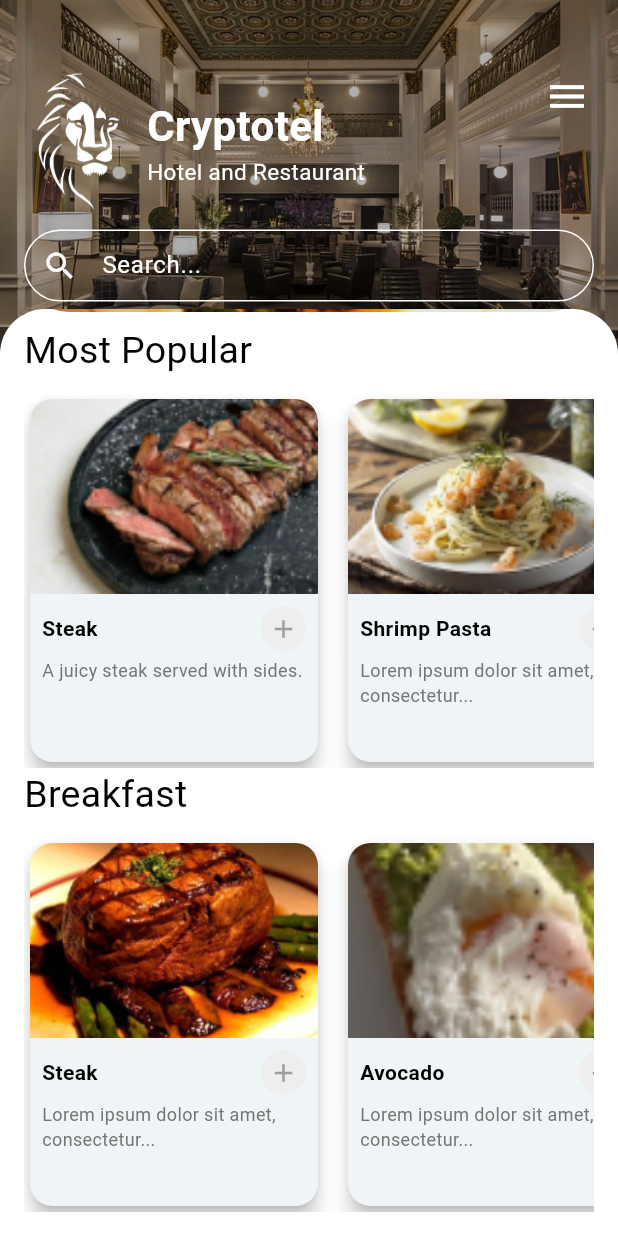
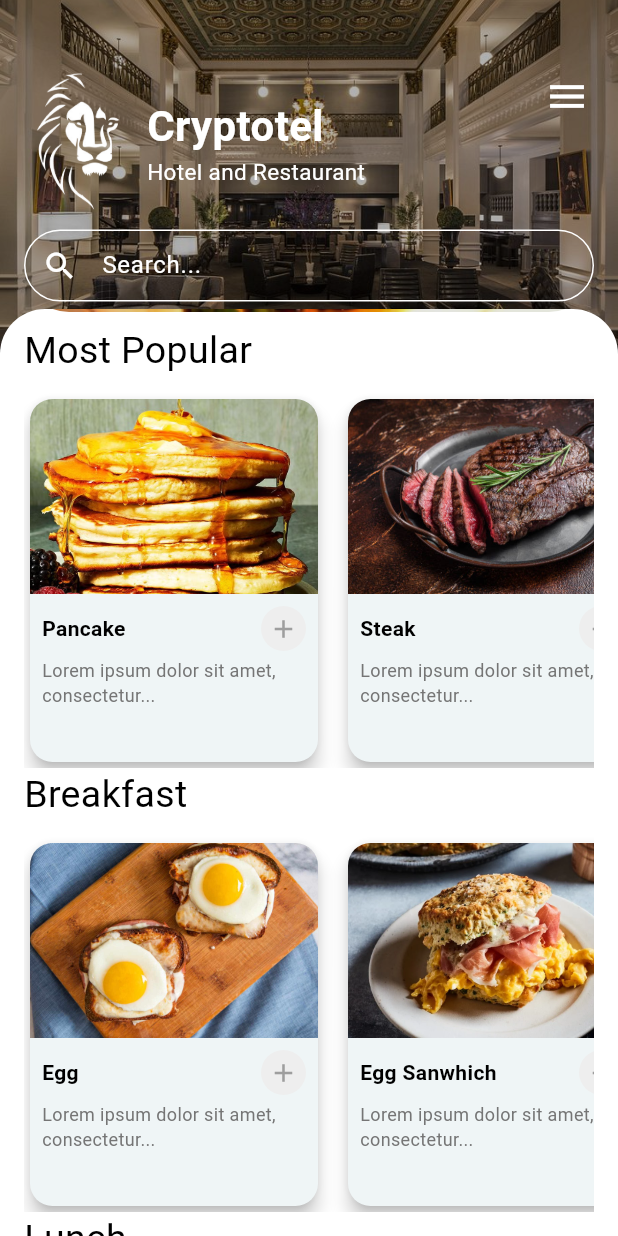
Before and after one commit to Arthritisboy/3Y1Cryptotel, a Flutter app: the MenuScreen screen opened by its route, scrolled down 230 dp, on a phone screen of 412 x 824 dp. Run offline on Flutter 3.47's test engine with Material 3 defaults, Android fonts, the phone set to English and light mode, and no system bars; our stand-ins replace google_fonts, transparent_image; Roboto replaces fonts that are missing (Inder).

Commit message:
Added lunch items and dinner items

```diff
--- a/mobile/lib/data/dummydata/food_data.dart
+++ b/mobile/lib/data/dummydata/food_data.dart
@@ -1,27 +1,6 @@
 import 'package:hotel_flutter/data/model/food_item.dart';
 
 final List<FoodItem> foodData = [
-  FoodItem(
-    imagePath: 'assets/images/foods/steak.png',
-    title: 'Steak',
-    shortDescription: 'A juicy steak served with sides.',
-    price: 13.0,
-    categories: [FoodCategory.lunch, FoodCategory.mostPopular],
-  ),
-  FoodItem(
-    imagePath: 'assets/images/foods/shrimp_pasta.png',
-    title: 'Shrimp Pasta',
-    shortDescription: 'Lorem ipsum dolor sit amet, consectetur...',
-    price: 13.0,
-    categories: [FoodCategory.mostPopular, FoodCategory.lunch],
-  ),
-  FoodItem(
-    imagePath: 'assets/images/foods/food.png',
-    title: 'Steak',
-    shortDescription: 'Lorem ipsum dolor sit amet, consectetur...',
-    price: 13.0,
-    categories: [FoodCategory.mostPopular, FoodCategory.breakFast],
-  ),
   FoodItem(
     imagePath: 'assets/images/foods/food.png',
     title: 'Asparagus and Steak',
@@ -30,17 +9,52 @@ final List<FoodItem> foodData = [
     categories: [FoodCategory.lunch],
   ),
   FoodItem(
-    imagePath: 'assets/images/foods/avocado.png',
-    title: 'Avocado',
+    imagePath: 'assets/images/foods/eggbreakfast.png',
+    title: 'Egg ',
     shortDescription: 'Lorem ipsum dolor sit amet, consectetur...',
     price: 15.0,
     categories: [FoodCategory.breakFast],
   ),
   FoodItem(
-    imagePath: 'assets/images/foods/spanish_latte.png',
-    title: 'Spanish Latte',
+    imagePath: 'assets/images/foods/hamegg.png',
+    title: 'Egg Sanwhich',
     shortDescription: 'Lorem ipsum dolor sit amet, consectetur...',
     price: 15.0,
     categories: [FoodCategory.breakFast],
   ),
+  FoodItem(
+    imagePath: 'assets/images/foods/pancake2.png',
+    title: 'Pancake',
+    shortDescription: 'Lorem ipsum dolor sit amet, consectetur...',
+    price: 15.0,
+    categories: [FoodCategory.breakFast, FoodCategory.mostPopular],
+  ),
+  FoodItem(
+    imagePath: 'assets/images/foods/steak2.png',
+    title: 'Steak',
+    shortDescription: 'Lorem ipsum dolor sit amet, consectetur...',
+    price: 15.0,
+    categories: [FoodCategory.lunch, FoodCategory.mostPopular],
+  ),
+  FoodItem(
+    imagePath: 'assets/images/foods/salad.png',
+    title: 'Salad',
+    shortDescription: 'Lorem ipsum dolor sit amet, consectetur...',
+    price: 15.0,
+    categories: [FoodCategory.lunch, FoodCategory.mostPopular],
+  ),
+  FoodItem(
+    imagePath: 'assets/images/foods/cordon_blue.png',
+    title: 'Cordon Bleu',
+    shortDescription: 'Lorem ipsum dolor sit amet, consectetur...',
+    price: 15.0,
+    categories: [FoodCategory.dinner],
+  ),
+  FoodItem(
+    imagePath: 'assets/images/foods/roastbeef.png',
+    title: 'Roast Beef',
+    shortDescription: 'Lorem ipsum dolor sit amet, consectetur...',
+    price: 15.0,
+    categories: [FoodCategory.dinner, FoodCategory.mostPopular],
+  ),
 ];
--- a/mobile/lib/presentation/screens/home_screen.dart
+++ b/mobile/lib/presentation/screens/home_screen.dart
@@ -51,7 +51,7 @@ class _HomeScreenState extends State<HomeScreen> {
                             },
                           ),
                           const BottomHomeIconNavigation(),
-                          FoodSection(),
+                          const FoodSection(),
                         ],
                       ),
                     ),
--- a/mobile/lib/presentation/screens/menu_screens.dart
+++ b/mobile/lib/presentation/screens/menu_screens.dart
@@ -27,6 +27,12 @@ class _MenuScreenState extends State<MenuScreen> {
     }).toList();
     final List<FoodItem> breakFastItems = foodData.where((item) {
       return item.categories.contains(FoodCategory.breakFast);
+    }).toList();
+    final List<FoodItem> lunchItems = foodData.where((item) {
+      return item.categories.contains(FoodCategory.lunch);
+    }).toList();
+    final List<FoodItem> dinnerItems = foodData.where((item) {
+      return item.categories.contains(FoodCategory.dinner);
     }).toList();
 
     return Scaffold(
@@ -105,7 +111,7 @@ class _MenuScreenState extends State<MenuScreen> {
                               bottom: 10,
                               left: 10,
                               child: Container(
-                                padding: EdgeInsets.all(8),
+                                padding: const EdgeInsets.all(8),
                                 child: Column(
                                   crossAxisAlignment: CrossAxisAlignment.start,
                                   children: [
@@ -186,6 +192,56 @@ class _MenuScreenState extends State<MenuScreen> {
                           },
                         ),
                       ),
+                      const Text(
+                        'Lunch',
+                        style: TextStyle(
+                            fontSize: 25, fontWeight: FontWeight.w400),
+                      ),
+                      const SizedBox(height: 10),
+                      SizedBox(
+                        height: 250,
+                        child: ListView.builder(
+                          scrollDirection: Axis.horizontal,
+                          itemCount: lunchItems.length,
+                          itemBuilder: (context, index) {
+                            final item = lunchItems[index];
+                            return Padding(
+                              padding: const EdgeInsets.only(right: 12.0),
+                              child: MealCardWidget(
+                                foodItem: item,
+                                onButtonPressed: () {
+                                  // Implement order functionality here
+                                },
+                              ),
+                            );
+                          },
+                        ),
+                      ),
+                      const Text(
+                        'Dinner',
+                        style: TextStyle(
+                            fontSize: 25, fontWeight: FontWeight.w400),
+                      ),
+                      const SizedBox(height: 10),
+                      SizedBox(
+                        height: 250,
+                        child: ListView.builder(
+                          scrollDirection: Axis.horizontal,
+                          itemCount: dinnerItems.length,
+                          itemBuilder: (context, index) {
+                            final item = dinnerItems[index];
+                            return Padding(
+                              padding: const EdgeInsets.only(right: 12.0),
+                              child: MealCardWidget(
+                                foodItem: item,
+                                onButtonPressed: () {
+                                  // Implement order functionality here
+                                },
+                              ),
+                            );
+                          },
+                        ),
+                      ),
                     ],
                   ),
                 ),
--- a/mobile/lib/presentation/screens/tab_screen.dart
+++ b/mobile/lib/presentation/screens/tab_screen.dart
@@ -23,7 +23,7 @@ class _TabScreenState extends State<TabScreen> {
   void _setScreen(String identifier) {
     if (identifier == "homescreen") {
       if (identifier == "homescreen") {
-        Navigator.of(context).pushNamed('/homescreen');
+        const HomeScreen();
       }
     }
   }
--- a/mobile/lib/presentation/widgets/home/food_section.dart
+++ b/mobile/lib/presentation/widgets/home/food_section.dart
@@ -1,24 +1,34 @@
 import 'package:flutter/material.dart';
-import 'image_with_text.dart'; // Update with the correct path if necessary
+import 'image_with_text.dart';
+import 'package:hotel_flutter/presentation/screens/menu_screens.dart';
 
 class FoodSection extends StatelessWidget {
   const FoodSection({super.key});
+
   @override
   Widget build(BuildContext context) {
-    return const Column(
+    return Column(
       mainAxisAlignment: MainAxisAlignment.center,
       crossAxisAlignment: CrossAxisAlignment.center,
       children: [
         SizedBox(
           width: 380,
-          child: ImageWithText(
-            imagePath: 'assets/images/foods/food.png',
-            text: 'List of Foods',
-            height: 129.0,
-            width: 380.0,
+          child: InkWell(
+            onTap: () {
+              Navigator.push(
+                context,
+                MaterialPageRoute(builder: (context) => const MenuScreen()),
+              );
+            },
+            child: const ImageWithText(
+              imagePath: 'assets/images/foods/food.png',
+              text: 'List of Foods',
+              height: 129.0,
+              width: 380.0,
+            ),
           ),
         ),
-        Row(
+        const Row(
           mainAxisAlignment: MainAxisAlignment.center,
           children: [
             SizedBox(
@@ -31,7 +41,7 @@ class FoodSection extends StatelessWidget {
               ),
             ),
             SizedBox(
-              width: 230,
+              width: 230.0,
               child: ImageWithText(
                 imagePath: 'assets/images/foods/service_food.png',
                 text: 'Service Food',
--- a/mobile/lib/presentation/widgets/room/meal_card.dart
+++ b/mobile/lib/presentation/widgets/room/meal_card.dart
@@ -13,7 +13,7 @@ class MealCardWidget extends StatelessWidget {
 
   @override
   Widget build(BuildContext context) {
-    return Container(
+    return SizedBox(
       width: 200,
       height: 250,
       child: Card(
@@ -27,9 +27,9 @@ class MealCardWidget extends StatelessWidget {
             ClipRRect(
               borderRadius:
                   const BorderRadius.vertical(top: Radius.circular(15)),
-              child: Container(
+              child: SizedBox(
                 width: double.infinity,
-                height: 130, // Set the height of the image
+                height: 130,
                 child: Image.asset(
                   foodItem.imagePath,
                   width: double.infinity,
```
Also changed, not shown: mobile/pubspec.yaml (+8 -0 lines), mobile/assets/images/foods/cordon_blue.png (added), mobile/assets/images/foods/eggbreakfast.png (added), mobile/assets/images/foods/hamegg.png (added), mobile/assets/images/foods/pancake2.png (added), mobile/assets/images/foods/pasta.png (added), mobile/assets/images/foods/roastbeef.png (added), mobile/assets/images/foods/salad.png (added), mobile/assets/images/foods/steak2.png (added).
